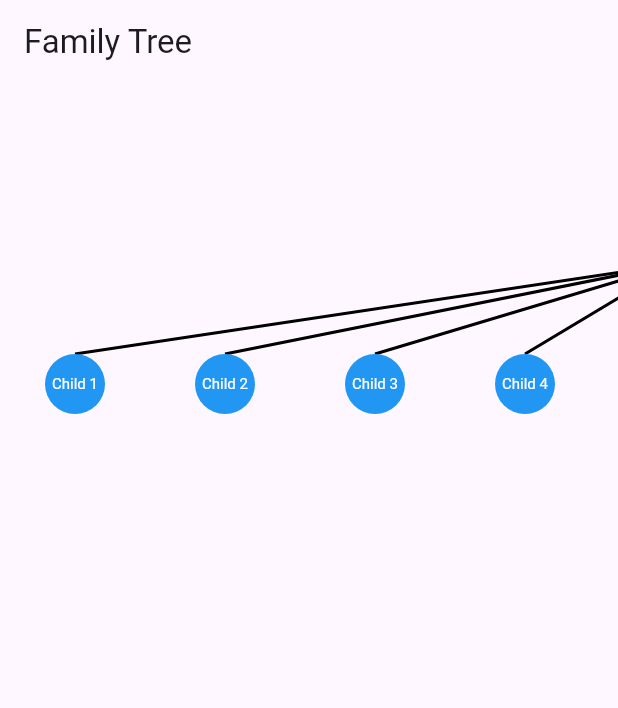
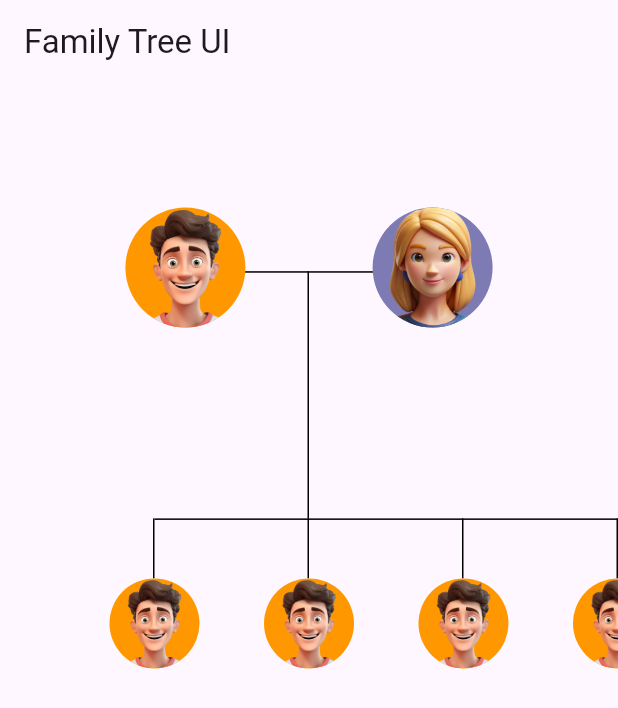
Before and after one commit to teamtechackers/FamilyTreeTest, a Flutter app: the screen it shows after launch, on a phone screen of 412 x 824 dp. Shown: the top 708 px of the screen. Run offline on Flutter 3.47's test engine with Material 3 defaults, Android fonts, the phone set to English and light mode, and no system bars.

Commit message:
working on tree

```diff
--- a/lib/family_tree_painter.dart
+++ b/lib/family_tree_painter.dart
@@ -1,5 +1,5 @@
 import 'package:family_tree_test/person_node.dart';
-import 'package:flutter/cupertino.dart';
+
 import 'package:flutter/material.dart';
 
 class FamilyTreePainter extends CustomPainter {
--- a/lib/main.dart
+++ b/lib/main.dart
@@ -1,78 +1,131 @@
-import 'package:family_tree_test/person_node.dart';
+// import 'package:flutter/material.dart';
+
+// void main() {
+//   runApp(const FamilyTreeApp());
+// }
+
+// class FamilyTreeApp extends StatelessWidget {
+//   const FamilyTreeApp({super.key});
+
+//   @override
+//   Widget build(BuildContext context) {
+//     return MaterialApp(
+//       home: Scaffold(
+//         appBar: AppBar(
+//           title: const Text('Family Tree UI'),
+//         ),
+//         body: CustomPaint(
+//           painter: FamilyTreePainter(),
+//           child: Container(),
+//         ),
+//       ),
+//     );
+//   }
+// }
+
+// class FamilyTreePainter extends CustomPainter {
+//   @override
+//   void paint(Canvas canvas, Size size) {
+//     final paint = Paint()
+//       ..color = Colors.black
+//       ..strokeWidth = 2;
+
+//     final double circleRadius = 40;
+
+//     // Positions
+//     final husband = Offset(size.width / 3, size.height / 4);
+//     final wife = Offset(2 * size.width / 3, size.height / 4);
+
+//     // Draw husband and wife circles
+//     paint.color = Colors.orange;
+//     canvas.drawCircle(husband, circleRadius, paint);
+//     paint.color = Colors.purple;
+//     canvas.drawCircle(wife, circleRadius, paint);
+
+//     // Calculate start and end points for the line between husband and wife
+//     final lineStartHusband = Offset(
+//       husband.dx + circleRadius,
+//       husband.dy,
+//     ); // Right edge of husband's circle
+//     final lineStartWife = Offset(
+//       wife.dx - circleRadius,
+//       wife.dy,
+//     ); // Left edge of wife's circle
+
+//     // Draw line between husband and wife
+//     paint.color = Colors.black;
+//     canvas.drawLine(lineStartHusband, lineStartWife, paint);
+
+//     // Draw vertical line below the center of the husband-wife connection
+//     final verticalLineStart = Offset(
+//       (lineStartHusband.dx + lineStartWife.dx) / 2,
+//       husband.dy,
+//     ); // Center of the horizontal line
+//     final verticalLineEnd = Offset(
+//       verticalLineStart.dx,
+//       size.height / 2,
+//     );
+//     canvas.drawLine(verticalLineStart, verticalLineEnd, paint);
+
+//     // Children positions
+//     final child1 = Offset(size.width / 4, 3 * size.height / 4);
+//     final child2 = Offset(size.width / 2, 3 * size.height / 4);
+//     final child3 = Offset(3 * size.width / 4, 3 * size.height / 4);
+
+//     // Horizontal line connecting children
+//     canvas.drawLine(
+//       Offset(size.width / 4, size.height / 2),
+//       Offset(3 * size.width / 4, size.height / 2),
+//       paint,
+//     );
+
+//     // Draw child circles
+//     paint.color = Colors.blue;
+//     canvas.drawCircle(child1, circleRadius, paint);
+//     canvas.drawCircle(child2, circleRadius, paint);
+//     canvas.drawCircle(child3, circleRadius, paint);
+
+//     // Lines from horizontal line to children
+//     canvas.drawLine(
+//       Offset(size.width / 4, size.height / 2),
+//       Offset(child1.dx, child1.dy - circleRadius),
+//       paint,
+//     ); // Top edge of child 1
+//     canvas.drawLine(
+//       Offset(size.width / 2, size.height / 2),
+//       Offset(child2.dx, child2.dy - circleRadius),
+//       paint,
+//     ); // Top edge of child 2
+//     canvas.drawLine(
+//       Offset(3 * size.width / 4, size.height / 2),
+//       Offset(child3.dx, child3.dy - circleRadius),
+//       paint,
+//     ); // Top edge of child 3
+//   }
+
+//   @override
+//   bool shouldRepaint(covariant CustomPainter oldDelegate) => false;
+// }
+
+import 'package:family_tree_test/saim_code/family_tree.dart';
 import 'package:flutter/material.dart';
 
-import 'family_tree_painter.dart';
-
 void main() {
-  runApp(const MyApp());
+  runApp(const FamilyTreeApp());
 }
 
-class MyApp extends StatelessWidget {
-  const MyApp({super.key});
+class FamilyTreeApp extends StatelessWidget {
+  const FamilyTreeApp({super.key});
 
-  // This widget is the root of your application.
   @override
   Widget build(BuildContext context) {
-    // Build the family tree data
-    var rootNode = buildFamilyTree();
-
     return MaterialApp(
-      debugShowCheckedModeBanner: false,
       home: Scaffold(
-        appBar: AppBar(title: const Text('Family Tree')),
-        body: SingleChildScrollView(
-          scrollDirection: Axis.horizontal,
-          child: SingleChildScrollView(
-            scrollDirection: Axis.vertical,
-            child: SizedBox(
-              width: 900, // Width for the full scrollable area
-              height: 900, // Height for the full scrollable area
-              child: CustomPaint(
-                size: const Size(900, 900), // Match the scrollable area
-                painter: FamilyTreePainter(rootNode),
-              ),
-            ),
-          ),
+        appBar: AppBar(
+          title: const Text('Family Tree UI'),
         ),
+        body: const FamilyTree(),
       ),
     );
   }
-
-  PersonNode buildFamilyTree() {
-    // Create children
-    var child1 = PersonNode("Child 1");
-    var child2 = PersonNode("Child 2");
-    var child3 = PersonNode("Child 3");
-    var child4 = PersonNode("Child 4");
-    var child5 = PersonNode("Child 5");
-    var child6 = PersonNode("Child 6");
-    var child7 = PersonNode("Child 7");
-    var child8 = PersonNode("Child 8");
-    var child9 = PersonNode("Child 9");
-
-    // Create parents
-    var husband = PersonNode("Husband");
-    var wife = PersonNode("Wife");
-
-    // Define spouse relationship
-    husband.spouse = wife;
-    wife.spouse = husband;
-
-    // Add children to parents
-    // husband.children.addAll([child1, child2, child3]);
-    husband.children.addAll([
-      child1,
-      child2,
-      child3,
-      child4,
-      child5,
-      child6,
-      child7,
-      child8,
-      child9
-    ]);
-
-    return husband; // Root node
-    // return wife;
-  }
 }
--- a/lib/person_node.dart
+++ b/lib/person_node.dart
@@ -4,6 +4,5 @@ class PersonNode {
   List<PersonNode> children;
 
   PersonNode(this.name, {this.spouse, List<PersonNode>? children})
-      : children =
-            children ?? []; // Initialize with an empty mutable list if null
+      : children = children ?? [];
 }
--- /dev/null
+++ b/lib/saim_code/family_member/family_member.dart
@@ -0,0 +1,44 @@
+import 'package:family_tree_test/saim_code/family_member/widget/verticle_line.dart';
+import 'package:flutter/material.dart';
+
+class FamilyMember extends StatelessWidget {
+  final double top;
+  final double left;
+  final double radius;
+  final Color color;
+  final String label;
+  final bool withVerticalLine;
+
+  const FamilyMember({
+    super.key,
+    required this.top,
+    required this.left,
+    required this.radius,
+    required this.color,
+    required this.label,
+    this.withVerticalLine = false,
+  });
+
+  @override
+  Widget build(BuildContext context) {
+    return Stack(
+      children: [
+        if (withVerticalLine)
+          Positioned(
+            top: top - 40,
+            left: left + radius - 1,
+            child: const VerticalLine(height: 40),
+          ),
+        Positioned(
+          top: top,
+          left: left,
+          child: CircleAvatar(
+            radius: radius,
+            backgroundColor: color,
+            backgroundImage: AssetImage(label),
+          ),
+        ),
+      ],
+    );
+  }
+}
--- /dev/null
+++ b/lib/saim_code/family_member/widget/horizontal_line.dart
@@ -0,0 +1,16 @@
+import 'package:flutter/material.dart';
+
+class HorizontalLine extends StatelessWidget {
+  final double width;
+
+  const HorizontalLine({super.key, required this.width});
+
+  @override
+  Widget build(BuildContext context) {
+    return Container(
+      height: 1,
+      width: width,
+      color: Colors.black,
+    );
+  }
+}
--- /dev/null
+++ b/lib/saim_code/family_member/widget/verticle_line.dart
@@ -0,0 +1,16 @@
+import 'package:flutter/material.dart';
+
+class VerticalLine extends StatelessWidget {
+  final double height;
+
+  const VerticalLine({super.key, required this.height});
+
+  @override
+  Widget build(BuildContext context) {
+    return Container(
+      width: 1,
+      height: height,
+      color: Colors.black,
+    );
+  }
+}
--- /dev/null
+++ b/lib/saim_code/family_tree.dart
@@ -0,0 +1,92 @@
+import 'package:family_tree_test/saim_code/family_member/family_member.dart';
+import 'package:family_tree_test/saim_code/family_member/widget/horizontal_line.dart';
+import 'package:family_tree_test/saim_code/family_member/widget/verticle_line.dart';
+import 'package:flutter/material.dart';
+
+class FamilyTree extends StatefulWidget {
+  const FamilyTree({super.key});
+
+  @override
+  _FamilyTreeState createState() => _FamilyTreeState();
+}
+
+class _FamilyTreeState extends State<FamilyTree> {
+  Offset _offset = Offset.zero; // Position of the family tree
+
+  @override
+  Widget build(BuildContext context) {
+    final screenWidth = MediaQuery.of(context).size.width;
+    final screenHeight = MediaQuery.of(context).size.height;
+
+    double start = 1;
+    double horizontalLineStart = 0;
+
+    return GestureDetector(
+      onPanUpdate: (details) {
+        setState(() {
+          _offset += details.delta; // Update the offset during drag
+        });
+      },
+      child: Stack(
+        children: [
+          Transform.translate(
+            offset: _offset,
+            child: Stack(
+              children: [
+                // Connecting lines
+                Positioned(
+                  top: screenHeight * 0.2 - 40,
+                  left: screenWidth * 0.3,
+                  child: HorizontalLine(width: screenWidth * 0.4),
+                ),
+                Positioned(
+                  top: screenHeight * 0.2 - 40,
+                  left: screenWidth * 0.5 - 1,
+                  child: VerticalLine(height: screenHeight * 0.2),
+                ),
+
+                // Family members
+                FamilyMember(
+                  top: screenHeight * 0.1,
+                  left: screenWidth * 0.3 - 40,
+                  radius: 40,
+                  color: Colors.orange,
+                  label: 'assets/boy.png',
+                ),
+                FamilyMember(
+                  top: screenHeight * 0.1,
+                  left: screenWidth * 0.7 - 40,
+                  radius: 40,
+                  color: const Color(0xff7D7AB4),
+                  label: 'assets/girl.png',
+                ),
+
+                ...List.generate(4, (index) {
+                  if (index == 0) {
+                    start /= 4;
+                    horizontalLineStart = start;
+                  } else {
+                    start += horizontalLineStart;
+                  }
+                  return FamilyMember(
+                    top: screenHeight * 0.4,
+                    left: screenWidth * start - 30,
+                    radius: 30,
+                    color: Colors.orange,
+                    label: 'assets/boy.png',
+                    withVerticalLine: true,
+                  );
+                }),
+                Positioned(
+                  top: screenHeight * 0.4 - 40,
+                  left: screenWidth * horizontalLineStart,
+                  child: HorizontalLine(width: screenWidth * start),
+                ),
+              ],
+            ),
+          ),
+        ],
+      ),
+    );
+  }
+}
--- a/pubspec.yaml
+++ b/pubspec.yaml
@@ -59,8 +59,8 @@ flutter:
   uses-material-design: true
 
   # To add assets to your application, add an assets section, like this:
-  # assets:
-  #   - images/a_dot_burr.jpeg
+  assets:
+    - assets/
   #   - images/a_dot_ham.jpeg
 
   # An image asset can refer to one or more resolution-specific "variants", see
```
Also changed, not shown: assets/boy.png (added), assets/girl.png (added), 1 other file.
